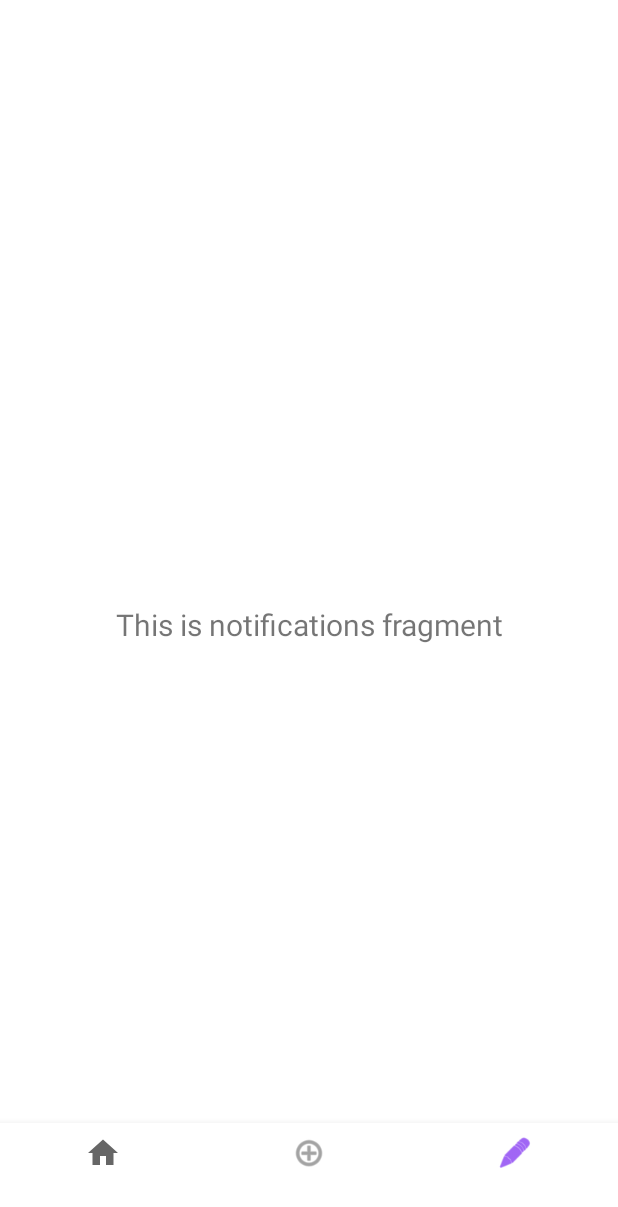
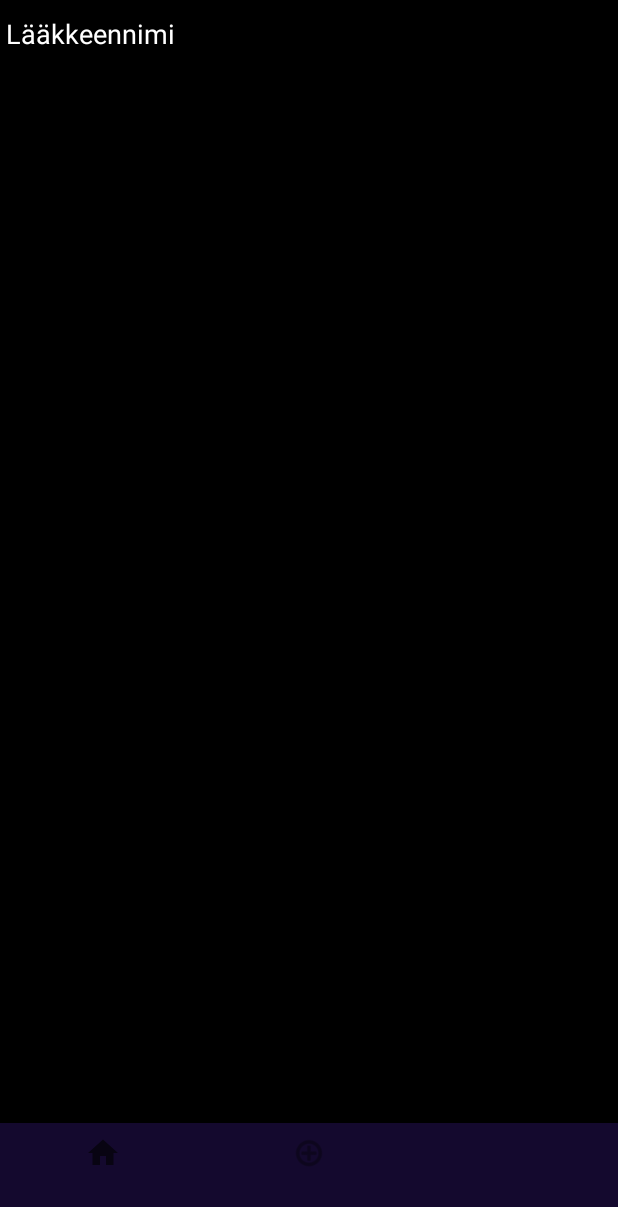
Before and after one commit to JumppanenTomi/Pilleriappi_1.0, an Android app: the NotificationsFragment screen opened through its navigation route, on a phone screen of 412 x 824 dp. Shown: the top 1207 px of the screen. Run offline under Robolectric (Android 15) with nearby library versions, the phone set to English and light mode, and no system bars; our stand-ins replace navigation-ui.

Commit message:
Muutettu designia.

```diff
--- a/app/src/main/java/fi/mobsit/pilleriappi10/Testi.java
+++ /dev/null
@@ -1,4 +0,0 @@
-package fi.mobsit.pilleriappi10;
-
-public class Testi {
-}
--- a/app/src/main/java/fi/mobsit/pilleriappi10/ui/dashboard/DashboardViewModel.java
+++ b/app/src/main/java/fi/mobsit/pilleriappi10/ui/dashboard/DashboardViewModel.java
@@ -10,7 +10,7 @@ public class DashboardViewModel extends ViewModel {
 
     public DashboardViewModel() {
         mText = new MutableLiveData<>();
-        mText.setValue("This is dashboard fragment");
+        mText.setValue("This is add fragment");
     }
 
     public LiveData<String> getText() {
--- a/app/src/main/java/fi/mobsit/pilleriappi10/ui/notifications/NotificationsViewModel.java
+++ b/app/src/main/java/fi/mobsit/pilleriappi10/ui/notifications/NotificationsViewModel.java
@@ -10,7 +10,7 @@ public class NotificationsViewModel extends ViewModel {
 
     public NotificationsViewModel() {
         mText = new MutableLiveData<>();
-        mText.setValue("This is notifications fragment");
+        mText.setValue("This is settings fragment");
     }
 
     public LiveData<String> getText() {
--- a/app/src/main/res/layout/activity_main.xml
+++ b/app/src/main/res/layout/activity_main.xml
@@ -11,7 +11,7 @@
         android:id="@+id/nav_view"
         android:layout_width="0dp"
         android:layout_height="75dp"
-        android:background="?android:attr/windowBackground"
+        android:background="@color/paavari"
         app:layout_constraintBottom_toBottomOf="parent"
         app:layout_constraintLeft_toLeftOf="parent"
         app:layout_constraintRight_toRightOf="parent"
--- a/app/src/main/res/layout/fragment_dashboard.xml
+++ b/app/src/main/res/layout/fragment_dashboard.xml
@@ -4,6 +4,7 @@
     xmlns:tools="http://schemas.android.com/tools"
     android:layout_width="match_parent"
     android:layout_height="match_parent"
+    android:background="@color/dark"
     tools:context=".ui.dashboard.DashboardFragment">
 
     <TextView
--- a/app/src/main/res/layout/fragment_home.xml
+++ b/app/src/main/res/layout/fragment_home.xml
@@ -4,6 +4,7 @@
     xmlns:tools="http://schemas.android.com/tools"
     android:layout_width="match_parent"
     android:layout_height="match_parent"
+    android:background="@color/dark"
     tools:context=".ui.home.HomeFragment">
 
     <TextView
--- a/app/src/main/res/layout/fragment_notifications.xml
+++ b/app/src/main/res/layout/fragment_notifications.xml
@@ -4,6 +4,7 @@
     xmlns:tools="http://schemas.android.com/tools"
     android:layout_width="match_parent"
     android:layout_height="match_parent"
+    android:background="@color/dark"
     tools:context=".ui.notifications.NotificationsFragment">
 
     <TextView
@@ -17,6 +18,19 @@
         android:textSize="20sp"
         app:layout_constraintBottom_toBottomOf="parent"
         app:layout_constraintEnd_toEndOf="parent"
+        app:layout_constraintHorizontal_bias="0.0"
         app:layout_constraintStart_toStartOf="parent"
-        app:layout_constraintTop_toTopOf="parent" />
+        app:layout_constraintTop_toTopOf="parent"
+        app:layout_constraintVertical_bias="0.051" />
+
+    <EditText
+        android:id="@+id/editTextTextPersonName"
+        android:layout_width="wrap_content"
+        android:layout_height="wrap_content"
+        android:ems="10"
+        android:inputType="textPersonName"
+        android:text="Lääkkeennimi"
+        android:textColor="#ffffff"
+        tools:layout_editor_absoluteX="21dp"
+        tools:layout_editor_absoluteY="89dp" />
 </androidx.constraintlayout.widget.ConstraintLayout>
--- a/app/src/main/res/menu/bottom_nav_menu.xml
+++ b/app/src/main/res/menu/bottom_nav_menu.xml
@@ -3,14 +3,17 @@
 
     <item
         android:id="@+id/navigation_home"
-        android:icon="@drawable/ic_home_black_24dp" />
+        android:icon="@drawable/ic_home_black_24dp"
+        android:title="@string/title_home" />
 
     <item
         android:id="@+id/navigation_dashboard"
-        android:icon="@android:drawable/ic_menu_add" />
+        android:icon="@android:drawable/ic_menu_add"
+        android:title="@string/title_dashboard" />
 
     <item
         android:id="@+id/navigation_notifications"
-        android:icon="@android:drawable/ic_menu_edit" />
+        android:icon="@android:drawable/ic_menu_edit"
+        android:title="@string/title_notifications" />
 
 </menu>
--- a/app/src/main/res/values-night/themes.xml
+++ /dev/null
@@ -1,16 +0,0 @@
-<resources xmlns:tools="http://schemas.android.com/tools">
-    <!-- Base application theme. -->
-    <style name="Theme.Pilleriappi10" parent="Theme.MaterialComponents.DayNight.DarkActionBar">
-        <!-- Primary brand color. -->
-        <item name="colorPrimary">@color/purple_200</item>
-        <item name="colorPrimaryVariant">@color/purple_700</item>
-        <item name="colorOnPrimary">@color/black</item>
-        <!-- Secondary brand color. -->
-        <item name="colorSecondary">@color/teal_200</item>
-        <item name="colorSecondaryVariant">@color/teal_200</item>
-        <item name="colorOnSecondary">@color/black</item>
-        <!-- Status bar color. -->
-        <item name="android:statusBarColor" tools:targetApi="l">?attr/colorPrimaryVariant</item>
-        <!-- Customize your theme here. -->
-    </style>
-</resources>
--- a/app/src/main/res/values/colors.xml
+++ b/app/src/main/res/values/colors.xml
@@ -1,10 +1,6 @@
 <?xml version="1.0" encoding="utf-8"?>
 <resources>
-    <color name="purple_200">#FFBB86FC</color>
-    <color name="purple_500">#FF6200EE</color>
-    <color name="purple_700">#FF3700B3</color>
-    <color name="teal_200">#FF03DAC5</color>
-    <color name="teal_700">#FF018786</color>
-    <color name="black">#FF000000</color>
+    <color name="paavari">#14092E</color>
+    <color name="dark">#FF000000</color>
     <color name="white">#FFFFFFFF</color>
 </resources>
--- a/app/src/main/res/values/strings.xml
+++ b/app/src/main/res/values/strings.xml
@@ -1,6 +1,6 @@
 <resources>
     <string name="app_name">Pilleriappi 1.0</string>
-    <string name="title_home">Home</string>
-    <string name="title_dashboard">Dashboard</string>
-    <string name="title_notifications">Notifications</string>
+    <string name="title_home"> </string>
+    <string name="title_dashboard"> </string>
+    <string name="title_notifications"> </string>
 </resources>
--- a/app/src/main/res/values/themes.xml
+++ b/app/src/main/res/values/themes.xml
@@ -2,13 +2,13 @@
     <!-- Base application theme. -->
     <style name="Theme.Pilleriappi10" parent="Theme.MaterialComponents.DayNight.DarkActionBar">
         <!-- Primary brand color. -->
-        <item name="colorPrimary">@color/purple_500</item>
-        <item name="colorPrimaryVariant">@color/purple_700</item>
+        <item name="colorPrimary">@color/paavari</item>
+        <item name="colorPrimaryVariant">@color/white</item>
         <item name="colorOnPrimary">@color/white</item>
         <!-- Secondary brand color. -->
-        <item name="colorSecondary">@color/teal_200</item>
-        <item name="colorSecondaryVariant">@color/teal_700</item>
-        <item name="colorOnSecondary">@color/black</item>
+        <item name="colorSecondary">@color/white</item>
+        <item name="colorSecondaryVariant">@color/paavari</item>
+        <item name="colorOnSecondary">@color/dark</item>
         <!-- Status bar color. -->
         <item name="android:statusBarColor" tools:targetApi="l">?attr/colorPrimaryVariant</item>
         <!-- Customize your theme here. -->
```
